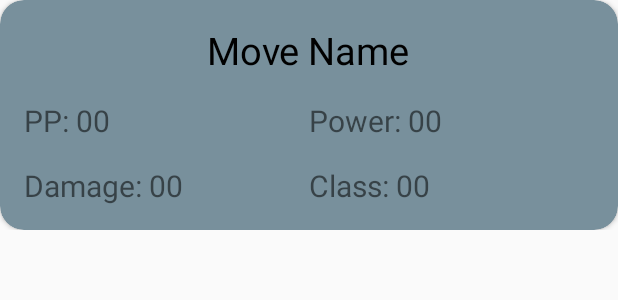
After one commit to Balthair94/KotlinPokedex, an Android app: the layout item_moves.xml on its own in the app's theme, with its tools: preview values and no code run, on a phone screen of 412 x 824 dp. The commit adds this screen. Shown: the top 300 px of the screen. Run offline under Robolectric (Android 15) with nearby library versions, the phone set to English and light mode, and no system bars.

Commit message:
Itemas for moves, abilities and pokemon added

```diff
--- a/app/build.gradle
+++ b/app/build.gradle
@@ -28,6 +28,9 @@ dependencies {
     compile "org.jetbrains.kotlin:kotlin-stdlib:$kotlin_version"
 
     compile 'com.android.support:design:25.3.1'
+    compile 'com.squareup.picasso:picasso:2.5.2'
+    compile 'com.android.support:cardview-v7:25.3.1'
+    compile 'com.android.support:recyclerview-v7:25.3.1'
 
     androidTestCompile('com.android.support.test.espresso:espresso-core:2.2.2', {
         exclude group: 'com.android.support', module: 'support-annotations'
--- /dev/null
+++ b/app/src/main/res/layout/item_moves.xml
@@ -0,0 +1,82 @@
+<?xml version="1.0" encoding="utf-8"?>
+<LinearLayout xmlns:android="http://schemas.android.com/apk/res/android"
+    xmlns:app="http://schemas.android.com/apk/res-auto"
+    android:layout_width="match_parent"
+    android:layout_height="wrap_content"
+    android:paddingBottom="10dp">
+
+    <android.support.v7.widget.CardView
+        android:layout_width="match_parent"
+        android:layout_height="wrap_content"
+        app:cardBackgroundColor="@color/colorBlueGrey"
+        app:cardCornerRadius="16dp">
+
+        <LinearLayout
+            android:layout_width="match_parent"
+            android:layout_height="wrap_content"
+            android:gravity="center_horizontal"
+            android:orientation="vertical"
+            android:padding="16dp">
+
+            <TextView
+                android:id="@+id/tv_move_name"
+                android:layout_width="wrap_content"
+                android:layout_height="wrap_content"
+                android:text="@string/move_name"
+                android:textColor="@color/colorBlack"
+                android:textSize="@dimen/items_title_size" />
+
+            <LinearLayout
+                android:layout_width="match_parent"
+                android:layout_height="wrap_content"
+                android:orientation="horizontal"
+                android:paddingTop="16dp">
+
+                <TextView
+                    android:id="@+id/tv_move_pp"
+                    android:layout_width="0dp"
+                    android:layout_height="wrap_content"
+                    android:layout_weight="1"
+                    android:text="@string/pp"
+                    android:textSize="@dimen/text_content_size" />
+
+                <TextView
+                    android:id="@+id/tv_move_power"
+                    android:layout_width="0dp"
+                    android:layout_height="wrap_content"
+                    android:layout_weight="1"
+                    android:text="@string/power"
+                    android:textSize="@dimen/text_content_size" />
+
+            </LinearLayout>
+
+            <LinearLayout
+                android:layout_width="match_parent"
+                android:layout_height="wrap_content"
+                android:orientation="horizontal"
+                android:paddingTop="16dp">
+
+                <TextView
+                    android:id="@+id/tv_move_damage"
+                    android:layout_width="0dp"
+                    android:layout_height="wrap_content"
+                    android:layout_weight="1"
+                    android:text="@string/damage"
+                    android:textSize="@dimen/text_content_size" />
+
+                <TextView
+                    android:id="@+id/tv_move_class"
+                    android:layout_width="0dp"
+                    android:layout_height="wrap_content"
+                    android:layout_weight="1"
+                    android:text="@string/move_cl"
+                    android:textSize="@dimen/text_content_size" />
+
+            </LinearLayout>
+
+        </LinearLayout>
+
+    </android.support.v7.widget.CardView>
+
+
+</LinearLayout>
--- a/app/src/main/res/values/colors.xml
+++ b/app/src/main/res/values/colors.xml
@@ -6,4 +6,5 @@
 
     <color name="colorBlack">#000</color>
     <color name="colorWhite">#FFF</color>
+    <color name="colorBlueGrey">#78909C</color>
 </resources>
--- /dev/null
+++ b/app/src/main/res/values/dimens.xml
@@ -0,0 +1,5 @@
+<?xml version="1.0" encoding="utf-8"?>
+<resources>
+    <dimen name="items_title_size">25sp</dimen>
+    <dimen name="text_content_size">20sp</dimen>
+</resources>
--- a/app/src/main/res/values/strings.xml
+++ b/app/src/main/res/values/strings.xml
@@ -12,4 +12,10 @@
     <string name="weight">Weight</string>
     <string name="hight">Hight</string>
     <string name="forms">Forms</string>
+    <string name="move_name">Move Name</string>
+    <string name="pp">PP: 00</string>
+    <string name="power">Power: 00</string>
+    <string name="damage">Damage: 00</string>
+    <string name="move_cl">Class: 00</string>
+    <string name="dummy_description">Dummy description</string>
 </resources>
```
Also changed, not shown: app/src/main/res/layout/item_abilities.xml (added, +40 -0 lines), app/src/main/res/layout/item_pokemon.xml (added, +39 -0 lines).
